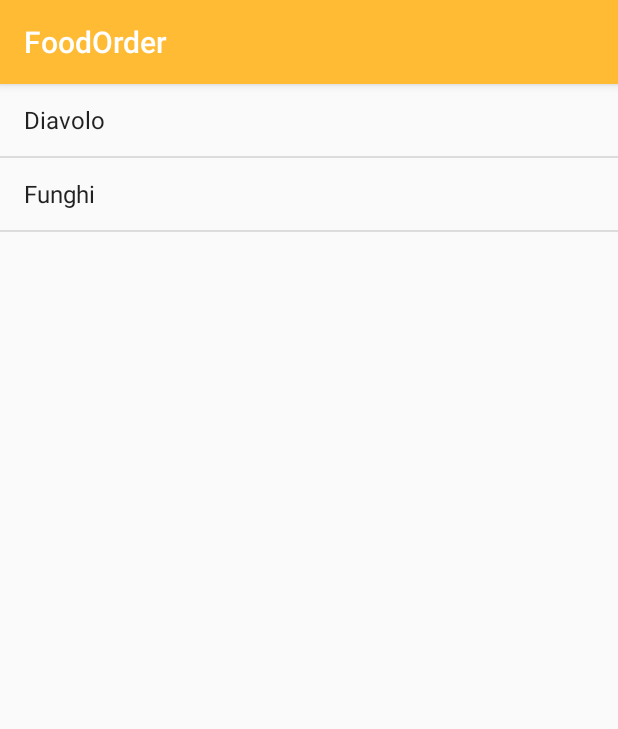
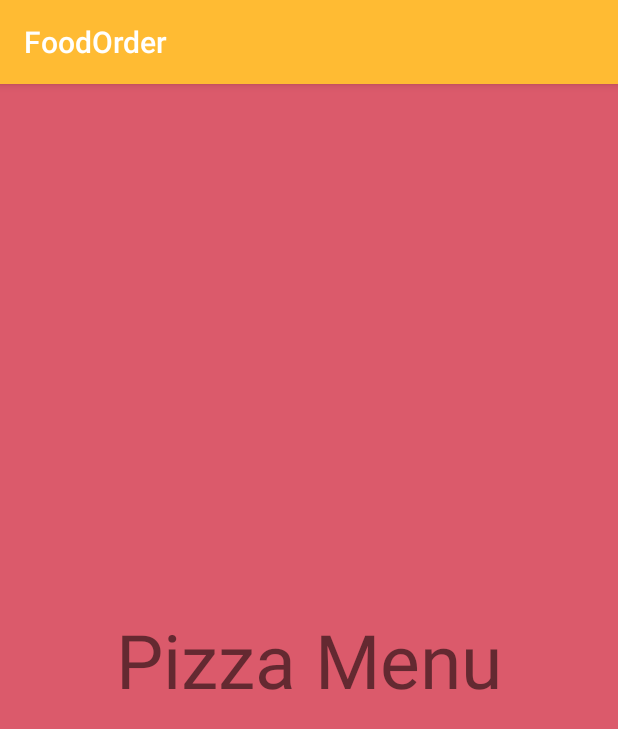
Before and after one commit to jakupierblina/FoodOrder, an Android app: the fragment PizzaFragment shown on its own in the app's theme, on a phone screen of 412 x 824 dp. Shown: the top 729 px of the screen. Run offline under Robolectric (Android 15) with nearby library versions, the phone set to English and light mode, and no system bars.

Commit message:
Pizza and Pasta Fragments

```diff
--- a/app/build.gradle
+++ b/app/build.gradle
@@ -28,6 +28,7 @@ dependencies {
 
     implementation 'com.android.support:appcompat-v7:28.0.0'
     implementation 'com.android.support.constraint:constraint-layout:1.1.3'
+    implementation 'com.android.support:support-v4:28.0.0'
     testImplementation 'junit:junit:4.12'
     androidTestImplementation 'com.android.support.test:runner:1.0.2'
     androidTestImplementation 'com.android.support.test.espresso:espresso-core:3.0.2'
--- /dev/null
+++ b/app/src/main/java/com/example/foodorder/Fragments/PizzaFragment.java
@@ -0,0 +1,19 @@
+package com.example.foodorder.Fragments;
+
+import android.os.Bundle;
+import android.support.v4.app.Fragment;
+import android.view.LayoutInflater;
+import android.view.View;
+import android.view.ViewGroup;
+
+import com.example.foodorder.R;
+
+public class PizzaFragment extends Fragment
+{
+    @Override
+    public View onCreateView(LayoutInflater inflater, ViewGroup container,
+                             Bundle savedInstanceState) {
+        // Inflate the layout for this fragment
+        return inflater.inflate(R.layout.fragment_pizza, container, false);
+    }
+}
--- a/app/src/main/java/com/example/foodorder/PizzaFragment.java
+++ /dev/null
@@ -1,19 +0,0 @@
-package com.example.foodorder;
-import android.app.ListFragment;
-import android.os.Bundle;
-import android.view.LayoutInflater;
-import android.view.View;
-import android.view.ViewGroup;
-import android.widget.ArrayAdapter;
-
-public class PizzaFragment extends ListFragment
-{
-    @Override
-    public View onCreateView(LayoutInflater inflater, ViewGroup container, Bundle savedInstanceState)
-    {
-        ArrayAdapter<String> adapter = new ArrayAdapter<String>(inflater.getContext(), android.R.layout.simple_list_item_1,
-                getResources().getStringArray(R.array.pizzas));
-            setListAdapter(adapter);
-            return super.onCreateView(inflater, container, savedInstanceState);
-    }
-}
--- /dev/null
+++ b/app/src/main/res/layout/fragment_pizza.xml
@@ -0,0 +1,17 @@
+<?xml version="1.0" encoding="utf-8"?>
+<FrameLayout xmlns:android="http://schemas.android.com/apk/res/android"
+    xmlns:tools="http://schemas.android.com/tools"
+    android:layout_width="match_parent"
+    android:layout_height="match_parent"
+    tools:context=".Fragments.PizzaFragment"
+    android:background="#db5a6b">
+
+    <!-- TODO: Update blank fragment layout -->
+    <TextView
+        android:layout_width="match_parent"
+        android:layout_height="match_parent"
+        android:text="Pizza Menu"
+        android:textSize="50sp"
+        android:gravity="center"/>
+
+</FrameLayout>
--- a/app/src/main/res/values/strings.xml
+++ b/app/src/main/res/values/strings.xml
@@ -1,20 +1,7 @@
 <resources>
     <string name="app_name">FoodOrder</string>
-    <string name="title_top">Top fragment</string>
 
-    <string-array name="pizzas">
-        <item>Diavolo</item>
-        <item>Funghi</item>
-    </string-array>
 
-    <string-array name="pasta">
-        <item>Spaghetti Bolognese</item>
-        <item>Lasagne</item>
-    </string-array>
-
-    <string-array name="titles">
-        <item>Home</item>
-        <item>Pizzas</item>
-        <item>Pasta</item>
-    </string-array>
+    <!-- TODO: Remove or change this placeholder text -->
+    <string name="hello_blank_fragment">Hello blank fragment</string>
 </resources>
```
Also changed, not shown: app/src/main/java/com/example/foodorder/Fragments/PastaFragment.java (added, +21 -0 lines), app/src/main/java/com/example/foodorder/MainActivity.java (+3 -21 lines), app/src/main/java/com/example/foodorder/PastaFragment.java (deleted, +0 -22 lines), app/src/main/java/com/example/foodorder/TopFragment.java (deleted, +0 -15 lines), app/src/main/res/layout/fragment_pasta.xml (added, +17 -0 lines), app/src/main/res/layout/fragment_top.xml (deleted, +0 -12 lines).
